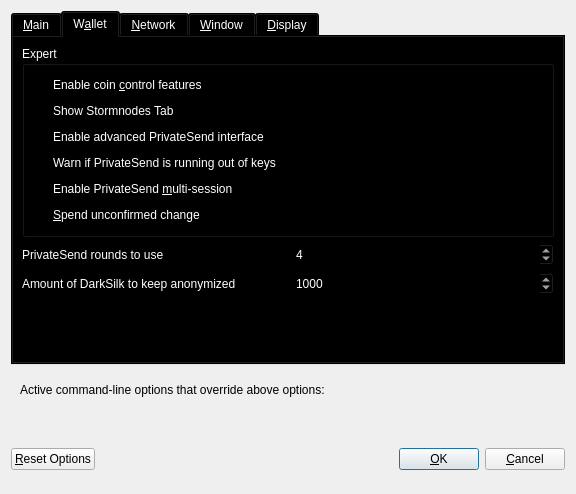
Above: src/qt/forms/optionsdialog.ui from makmur8/Dynamic before the change. Below: the same form after it.
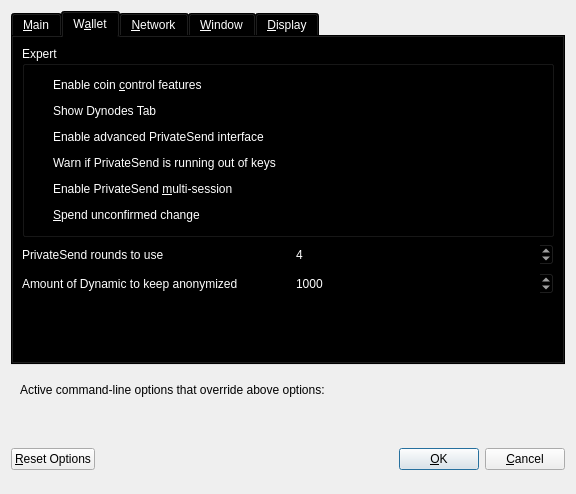
That is the form after the change. The open tabs and pages were chosen to show the change. Custom widgets are drawn as their Qt base class.

Commit message: DarkSilk->Dynamic

What changed in the file:
```diff
--- a/src/qt/forms/optionsdialog.ui
+++ b/src/qt/forms/optionsdialog.ui
@@ -1823,7 +1823,7 @@
              <string>Show additional tab listing all your Stormnodes in first sub-tab&lt;br/&gt;and all Stormnodes on the network in second sub-tab.</string>
             </property>
             <property name="text">
-             <string>Show Stormnodes Tab</string>
+             <string>Show Dynodes Tab</string>
             </property>
            </widget>
           </item>
@@ -3577,7 +3577,7 @@
             <string notr="true"/>
            </property>
            <property name="text">
-            <string>Amount of DarkSilk to keep anonymized</string>
+            <string>Amount of Dynamic to keep anonymized</string>
            </property>
           </widget>
          </item>
```
Left out of the diff: 22 changed lines with no effect on the pictures. The commit also changes 794 other files.
